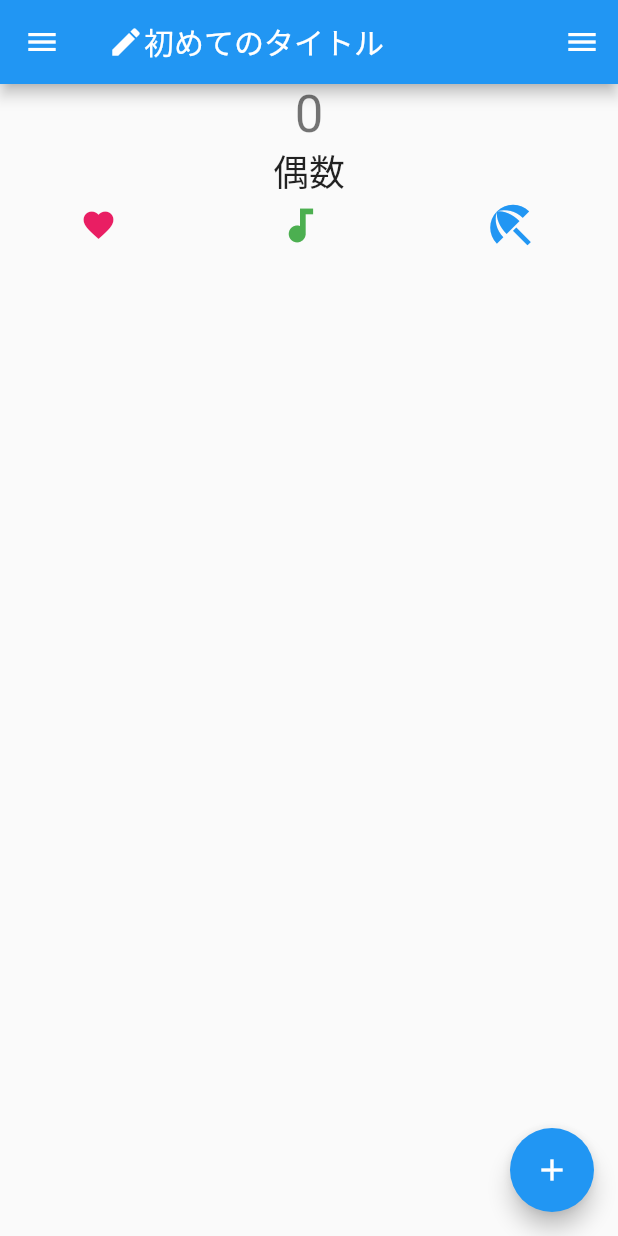
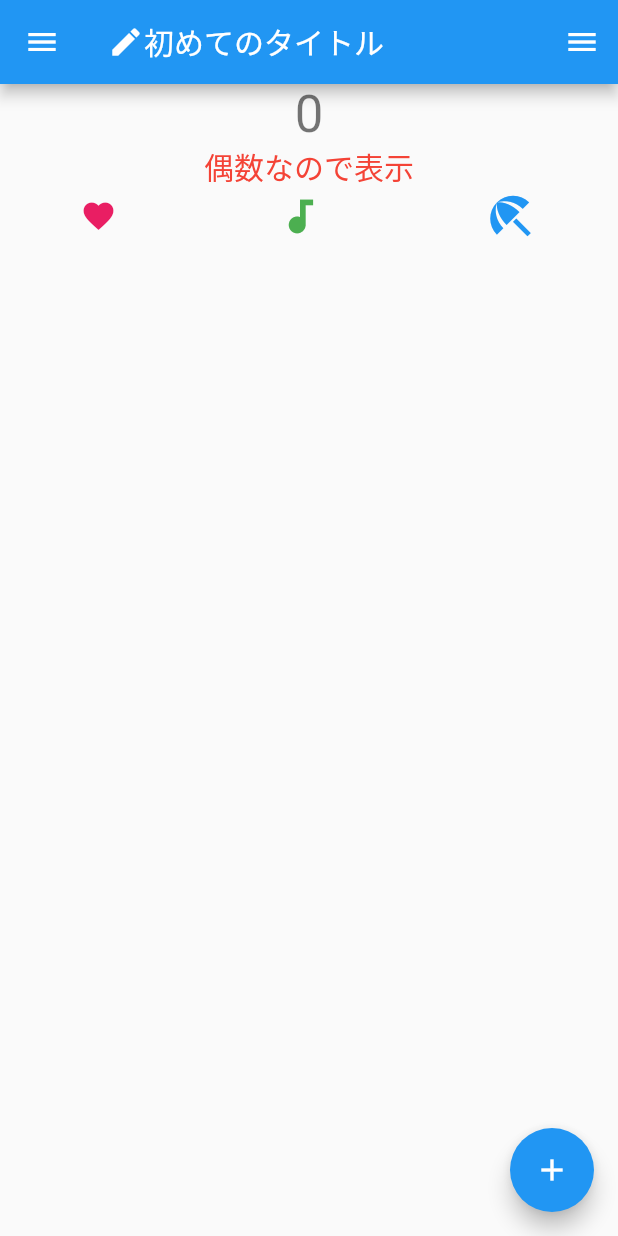
Before and after one commit to maya-honey/flutter_chapter1, a Flutter app: the screen it shows after launch, on a phone screen of 412 x 824 dp. Run offline on Flutter 3.47's test engine with Material 2 defaults, Android fonts, the phone set to English and light mode, and no system bars.

Commit message:
if文で表示分け

```diff
--- a/lib/main.dart
+++ b/lib/main.dart
@@ -33,17 +33,11 @@ class MyHomePage extends StatefulWidget {
 
 class _MyHomePageState extends State<MyHomePage> {
   int _counter = 0;
-  String _type = "偶数";
 
   // 5. カウンタが押された時のメソッド
   void _incrementCounter() {
     setState(() {
       _counter++;
-      if (_counter % 2 == 0) {
-        _type = "偶数";
-      } else {
-        _type = "奇数";
-      }
     });
   }
 
@@ -62,10 +56,8 @@ class _MyHomePageState extends State<MyHomePage> {
           '$_counter',
           style: Theme.of(context).textTheme.headline4,
         ),
-        Text(
-          '$_type',
-          style: Theme.of(context).textTheme.headline5,
-          ),
+        if (_counter % 2 == 0)
+          const Text('偶数なので表示', style: TextStyle(fontSize: 20, color: Colors.red)),
         Row(
             mainAxisAlignment: MainAxisAlignment.spaceAround,
             children: const [
```
